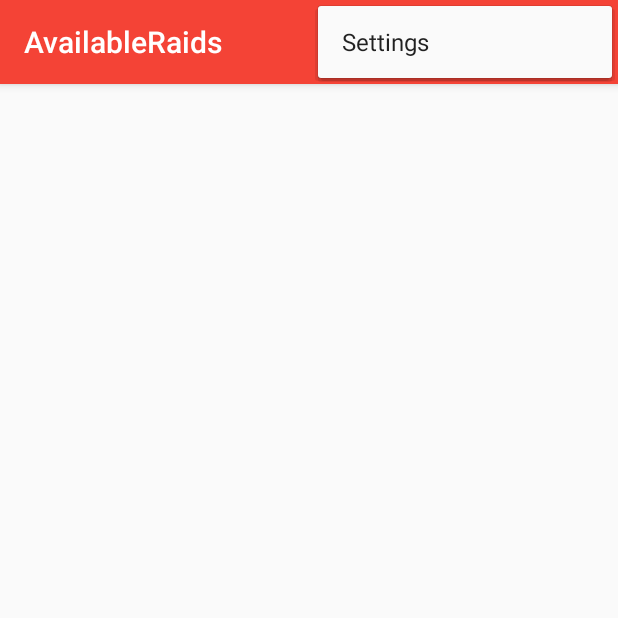
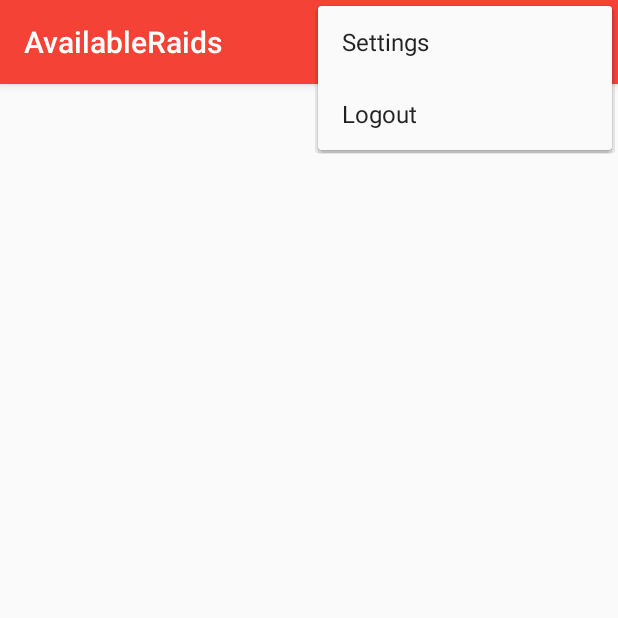
Before and after one commit to dhartwich1991/gc_gaming_android, an Android app: the AvailableRaidsActivity screen opened directly, with no data from a screen before it, with the options menu open, on a phone screen of 412 x 824 dp, the top half of it. Run offline under Robolectric (Android 15) with nearby library versions, the phone set to English and light mode, and no system bars; 2 statements that could not run were skipped.

Commit message:
add logout button in available raids screen

```diff
--- a/app/src/main/java/com/jdapplications/gcgaming/activities/AvailableRaidsActivity.java
+++ b/app/src/main/java/com/jdapplications/gcgaming/activities/AvailableRaidsActivity.java
@@ -46,7 +46,6 @@ public class AvailableRaidsActivity extends ActionBarActivity implements Adapter
         mLayoutManager = new LinearLayoutManager(this);
         availableRaidsView.setLayoutManager(mLayoutManager);
         availableRaids = new ArrayList<>();
-
 
         availableRaidsView.setItemAnimator(new DefaultItemAnimator());
 
@@ -101,6 +100,9 @@ public class AvailableRaidsActivity extends ActionBarActivity implements Adapter
         if (id == R.id.action_settings) {
             return true;
         }
+        else if(id == R.id.action_logout){
+            //TODO: Log user out and remove Data from Shared Prefs
+        }
 
         return super.onOptionsItemSelected(item);
     }
--- a/app/src/main/res/menu/menu_available_raids.xml
+++ b/app/src/main/res/menu/menu_available_raids.xml
@@ -4,4 +4,6 @@
     tools:context="com.jdapplications.gcgaming.activities.AvailableRaidsActivity">
     <item android:id="@+id/action_settings" android:title="@string/action_settings"
         android:orderInCategory="100" app:showAsAction="never" />
+    <item android:id="@+id/action_logout" android:title="Logout"
+        android:orderInCategory="101" app:showAsAction="never" />
 </menu>
```
